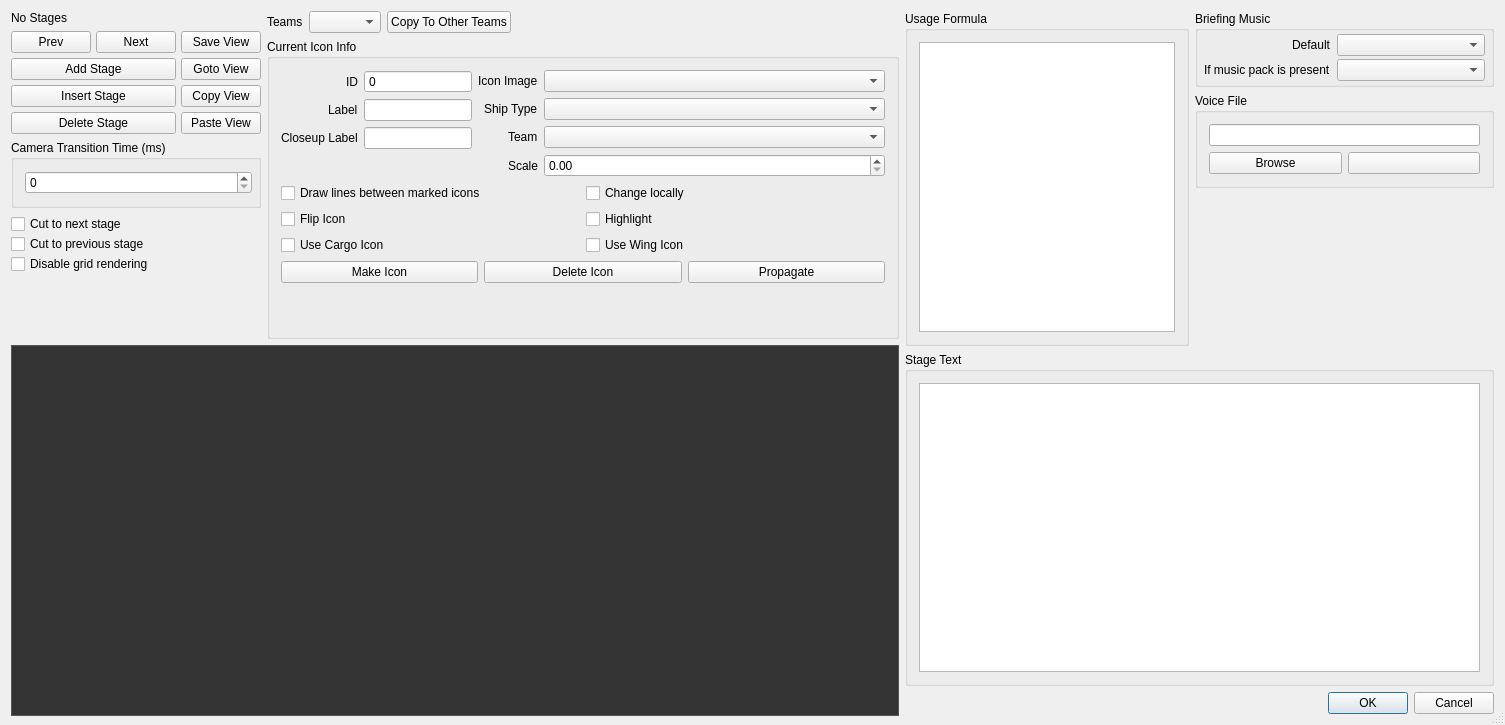
Qt form qtfred/ui/BriefingEditorDialog.ui (wookieejedi/fs2open.github.com) before a commit.
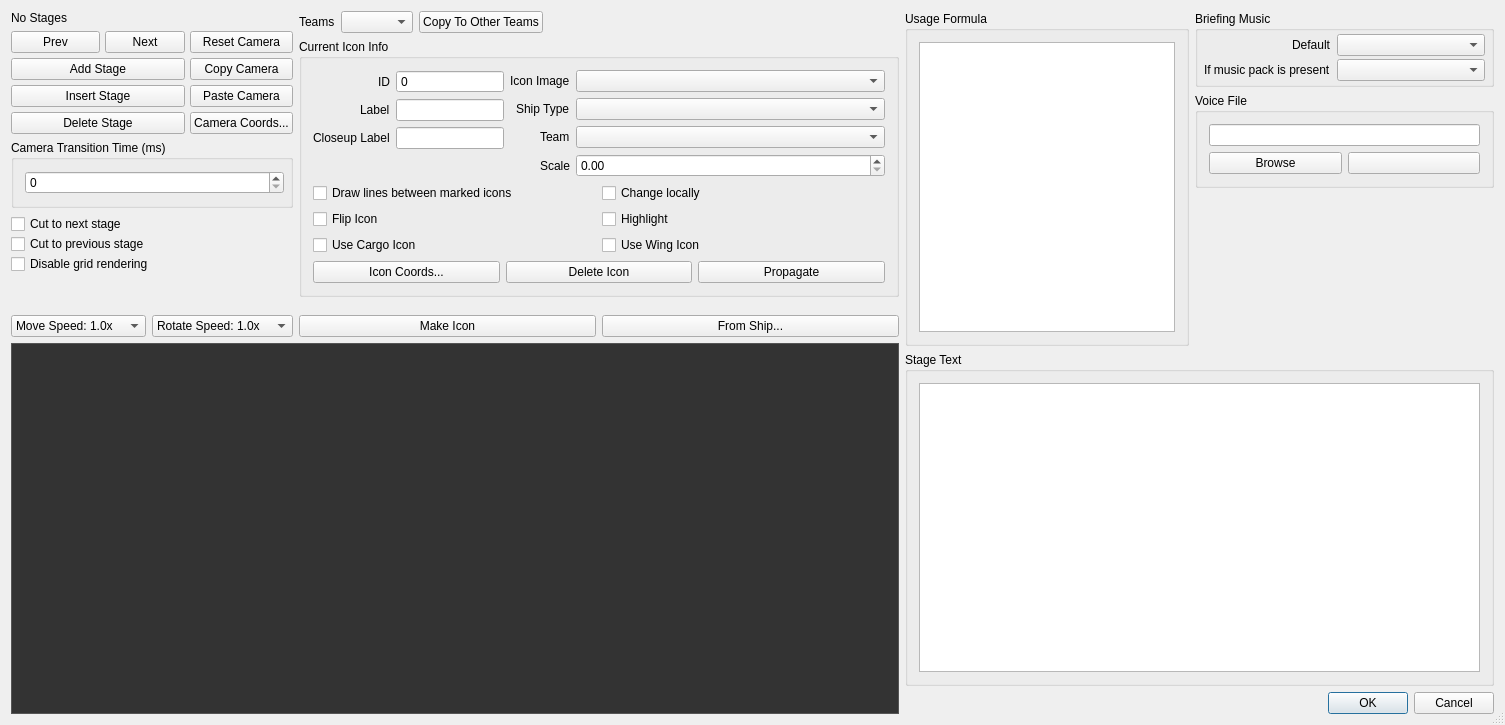
The same form after that commit. Icons and pictures are not drawn. Custom widgets are drawn as their Qt base class.

Commit message: Qtfred briefing map (#7338)

Diff of the .ui file:
```diff
--- a/qtfred/ui/BriefingEditorDialog.ui
+++ b/qtfred/ui/BriefingEditorDialog.ui
@@ -85,42 +85,6 @@
              </property>
             </widget>
            </item>
-           <item row="1" column="2">
-            <widget class="QPushButton" name="gotoViewButton">
-             <property name="text">
-              <string>Goto View</string>
-             </property>
-             <property name="autoDefault">
-              <bool>false</bool>
-             </property>
-            </widget>
-           </item>
-           <item row="3" column="2">
-            <widget class="QPushButton" name="pasteViewButton">
-             <property name="text">
-              <string>Paste View</string>
-             </property>
-             <property name="autoDefault">
-              <bool>false</bool>
-             </property>
-            </widget>
-           </item>
-           <item row="0" column="2">
-            <widget class="QPushButton" name="saveViewButton">
-             <property name="maximumSize">
-              <size>
-               <width>16777215</width>
-               <height>16777215</height>
-              </size>
-             </property>
-             <property name="text">
-              <string>Save View</string>
-             </property>
-             <property name="autoDefault">
-              <bool>false</bool>
-             </property>
-            </widget>
-           </item>
            <item row="1" column="0" colspan="2">
             <widget class="QPushButton" name="addStageButton">
              <property name="text">
@@ -169,10 +133,40 @@
              </property>
             </widget>
            </item>
+           <item row="0" column="2">
+            <widget class="QPushButton" name="resetCameraButton">
+             <property name="text">
+              <string>Reset Camera</string>
+             </property>
+             <property name="autoDefault">
+              <bool>false</bool>
+             </property>
+            </widget>
+           </item>
+           <item row="1" column="2">
+            <widget class="QPushButton" name="copyCameraButton">
+             <property name="text">
+              <string>Copy Camera</string>
+             </property>
+             <property name="autoDefault">
+              <bool>false</bool>
+             </property>
+            </widget>
+           </item>
            <item row="2" column="2">
             <widget class="QPushButton" name="copyViewButton">
              <property name="text">
-              <string>Copy View</string>
+              <string>Paste Camera</string>
+             </property>
+             <property name="autoDefault">
+              <bool>false</bool>
+             </property>
+            </widget>
+           </item>
+           <item row="3" column="2">
+            <widget class="QPushButton" name="cameraCoordinatesButton">
+             <property name="text">
+              <string>Camera Coords...</string>
              </property>
              <property name="autoDefault">
               <bool>false</bool>
@@ -241,6 +235,54 @@
            </property>
           </spacer>
          </item>
+         <item>
+          <layout class="QHBoxLayout" name="cameraSpeedLayout">
+           <item>
+            <widget class="QComboBox" name="movementSpeedComboBox">
+             <property name="currentIndex">
+              <number>2</number>
+             </property>
+             <item>
+              <property name="text">
+               <string>Move Speed: 0.25x</string>
+              </property>
+             </item>
+             <item>
+              <property name="text">
+               <string>Move Speed: 0.5x</string>
+              </property>
+             </item>
+             <item>
+              <property name="text">
+               <string>Move Speed: 1.0x</string>
+              </property>
+             </item>
+            </widget>
+           </item>
+           <item>
+            <widget class="QComboBox" name="rotationSpeedComboBox">
+             <property name="currentIndex">
+              <number>2</number>
+             </property>
+             <item>
+              <property name="text">
+               <string>Rotate Speed: 0.25x</string>
+              </property>
+             </item>
+             <item>
+              <property name="text">
+               <string>Rotate Speed: 0.5x</string>
+              </property>
+             </item>
+             <item>
+              <property name="text">
+               <string>Rotate Speed: 1.0x</string>
+              </property>
+             </item>
+            </widget>
+           </item>
+          </layout>
+         </item>
         </layout>
        </item>
        <item>
@@ -284,7 +326,7 @@
            <property name="minimumSize">
             <size>
              <width>0</width>
-             <height>300</height>
+             <height>0</height>
             </size>
            </property>
            <property name="title">
@@ -438,12 +480,9 @@
             <item>
              <layout class="QHBoxLayout" name="iconSetupButtonsLayout">
               <item>
-               <widget class="QPushButton" name="makeIconButton">
+               <widget class="QPushButton" name="iconCoordinatesButton">
                 <property name="text">
-                 <string>Make Icon</string>
-                </property>
-                <property name="autoDefault">
-                 <bool>false</bool>
+                 <string>Icon Coords...</string>
                 </property>
                </widget>
               </item>
@@ -469,22 +508,46 @@
               </item>
              </layout>
             </item>
-            <item>
-             <spacer name="iconInfoSpacer">
-              <property name="orientation">
-               <enum>Qt::Vertical</enum>
-              </property>
-              <property name="sizeHint" stdset="0">
-               <size>
-                <width>20</width>
-                <height>40</height>
-               </size>
-              </property>
-             </spacer>
-            </item>
            </layout>
           </widget>
          </item>
+         <item>
+          <spacer name="verticalSpacer">
+           <property name="orientation">
+            <enum>Qt::Vertical</enum>
+           </property>
+           <property name="sizeHint" stdset="0">
+            <size>
+             <width>20</width>
+             <height>40</height>
+            </size>
+           </property>
+          </spacer>
+         </item>
+         <item>
+          <layout class="QHBoxLayout" name="makeIconButtons">
+           <item>
+            <widget class="QPushButton" name="makeIconButton">
+             <property name="text">
+              <string>Make Icon</string>
+             </property>
+             <property name="autoDefault">
+              <bool>false</bool>
+             </property>
+            </widget>
+           </item>
+           <item>
+            <widget class="QPushButton" name="makeIconFromShipButton">
+             <property name="text">
+              <string>From Ship...</string>
+             </property>
+             <property name="autoDefault">
+              <bool>false</bool>
+             </property>
+            </widget>
+           </item>
+          </layout>
+         </item>
         </layout>
        </item>
       </layout>
```
Left out of the diff: 2 changed lines with no effect on the pictures. The commit also changes 19 other files.
